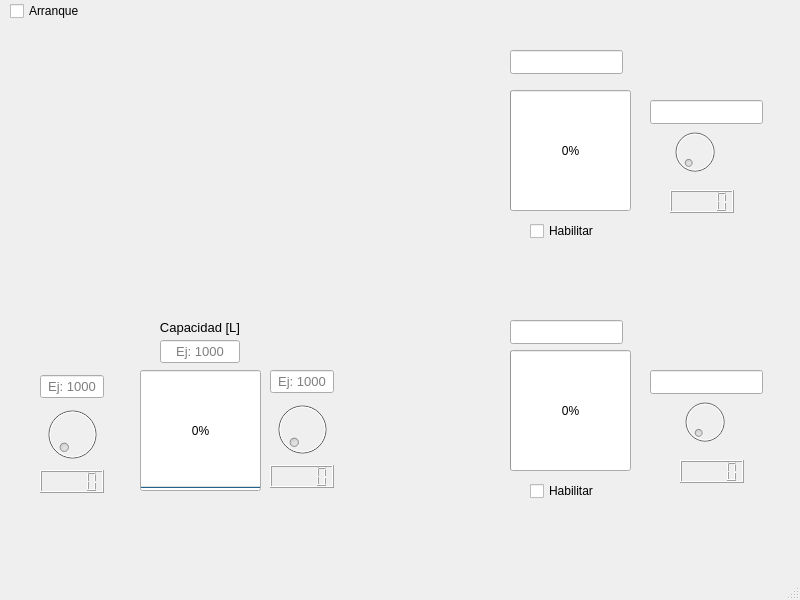
The window that mainwindow.ui (Tiziano25/Trabajo-Evaluativo) describes before a commit, drawn with Qt 5.
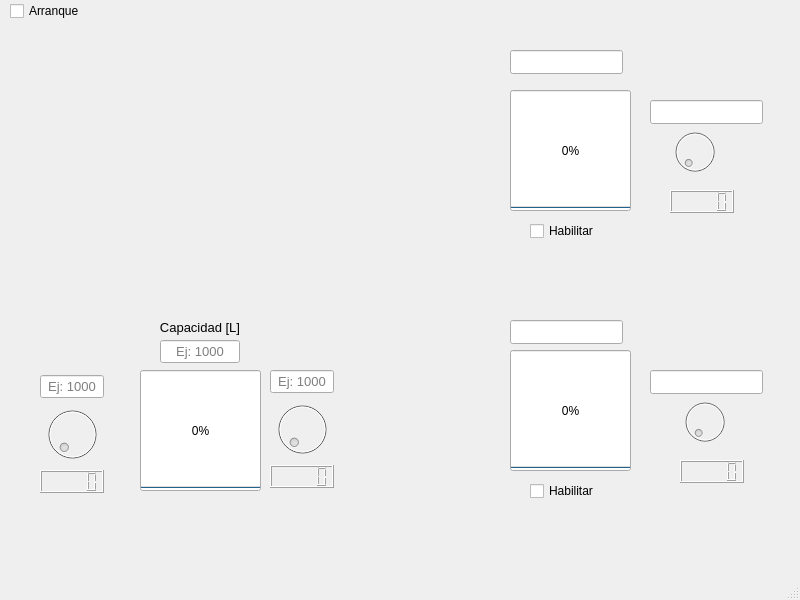
The same window after the commit.

Commit message: Me olvide de guardar el ui

```diff
--- a/mainwindow.ui
+++ b/mainwindow.ui
@@ -42,6 +42,9 @@
     <property name="value">
      <number>0</number>
     </property>
+    <property name="orientation">
+     <enum>Qt::Orientation::Vertical</enum>
+    </property>
    </widget>
    <widget class="QProgressBar" name="tank3">
     <property name="geometry">
@@ -58,6 +61,9 @@
     <property name="value">
      <number>0</number>
     </property>
+    <property name="orientation">
+     <enum>Qt::Orientation::Vertical</enum>
+    </property>
    </widget>
    <widget class="QDial" name="q3">
     <property name="enabled">
```
